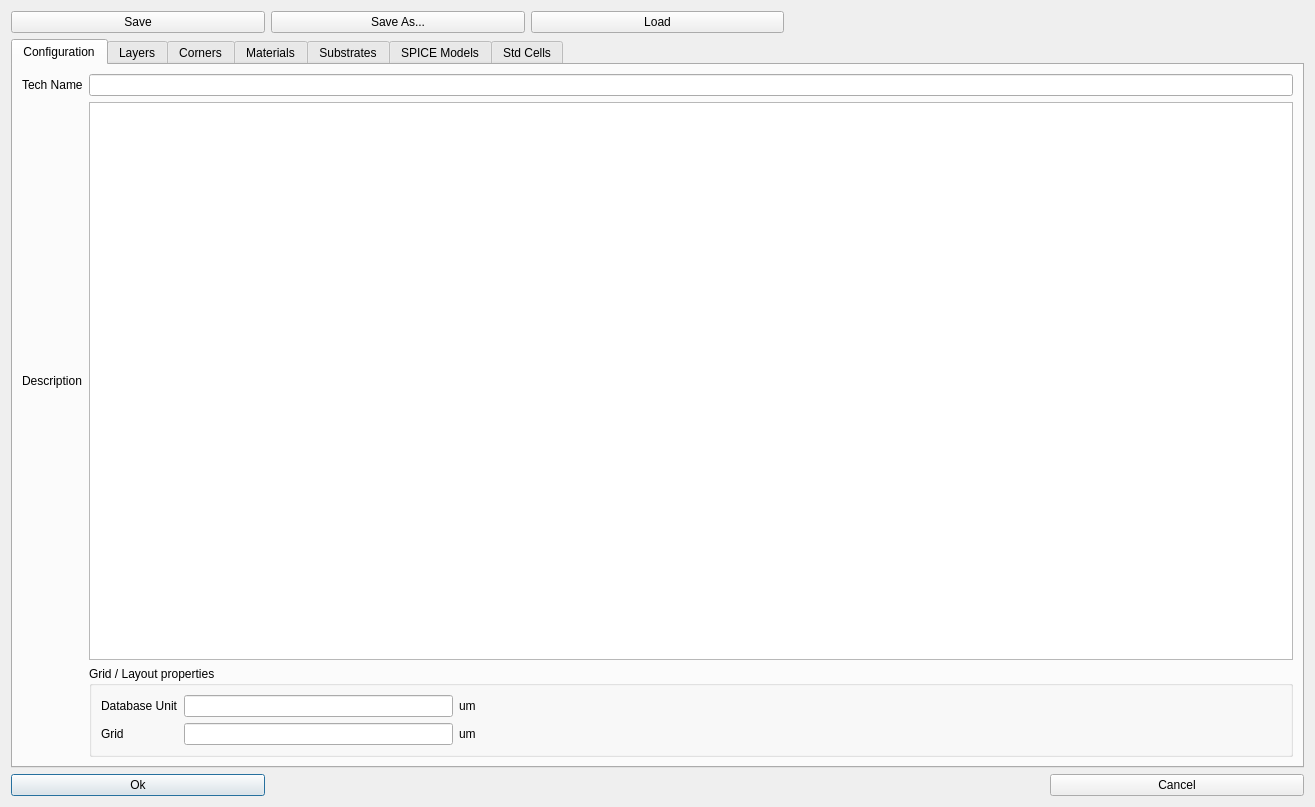
Old version of the form qucs/technologyeditor.ui in the repository ariasensing/qucs-ic.
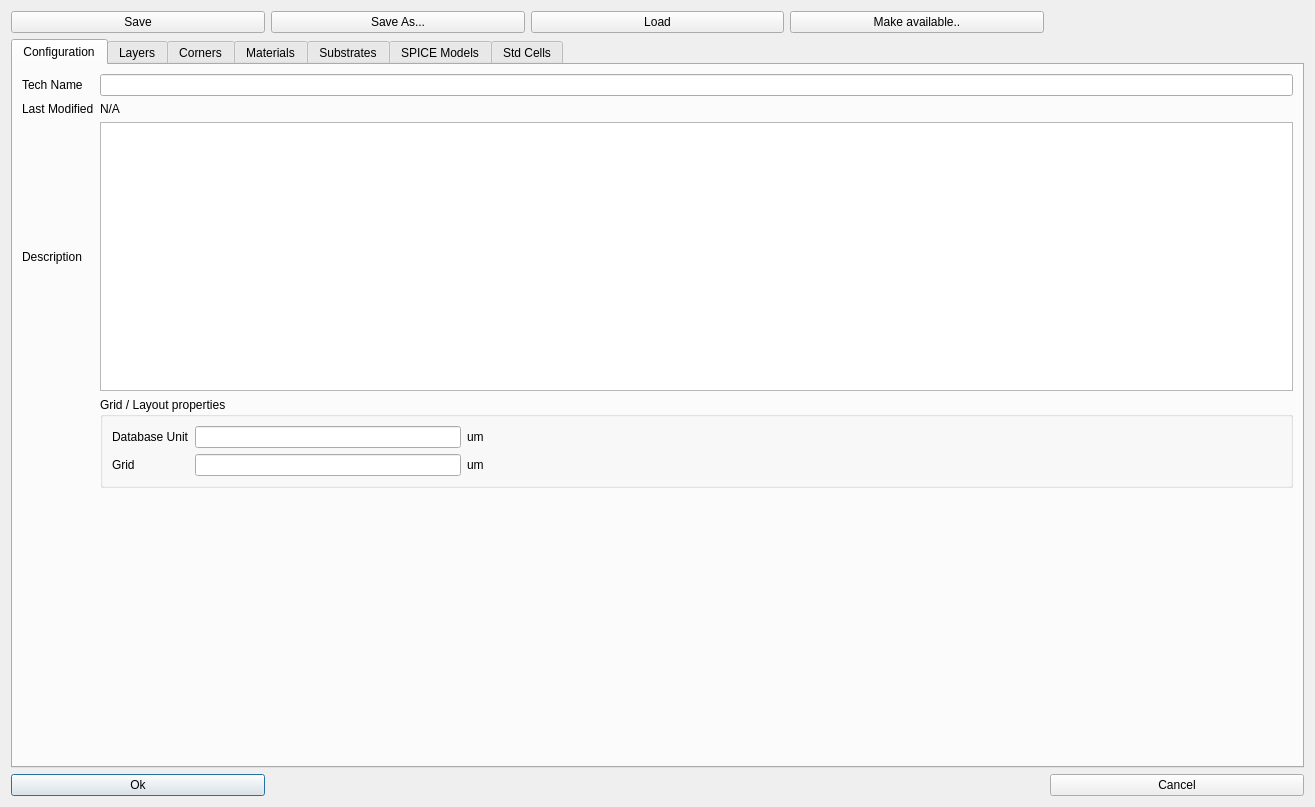
New version of the form. The open tabs and pages were chosen to show the change.

```diff
--- a/qucs/technologyeditor.ui
+++ b/qucs/technologyeditor.ui
@@ -45,17 +45,27 @@
    <item row="1" column="0" colspan="5">
     <widget class="QTabWidget" name="tabWidget">
      <property name="currentIndex">
-      <number>1</number>
+      <number>0</number>
      </property>
      <widget class="QWidget" name="tabConfiguration">
       <attribute name="title">
        <string>Configuration</string>
       </attribute>
       <layout class="QGridLayout" name="gridLayout_6">
-       <item row="2" column="0">
-        <widget class="QLabel" name="label_3">
+       <item row="0" column="2">
+        <widget class="QLineEdit" name="leTechName"/>
+       </item>
+       <item row="1" column="2">
+        <widget class="QLabel" name="lblLastModified">
          <property name="text">
-          <string>Description</string>
+          <string>N/A</string>
+         </property>
+        </widget>
+       </item>
+       <item row="1" column="0">
+        <widget class="QLabel" name="label_10">
+         <property name="text">
+          <string>Last Modified</string>
          </property>
         </widget>
        </item>
@@ -66,12 +76,6 @@
          </property>
         </widget>
        </item>
-       <item row="2" column="2">
-        <widget class="QPlainTextEdit" name="teTechDescription"/>
-       </item>
-       <item row="0" column="2">
-        <widget class="QLineEdit" name="leTechName"/>
-       </item>
        <item row="3" column="2">
         <widget class="QGroupBox" name="groupBox_7">
          <property name="title">
@@ -154,6 +158,29 @@
          </layout>
         </widget>
        </item>
+       <item row="2" column="2">
+        <widget class="QPlainTextEdit" name="teTechDescription"/>
+       </item>
+       <item row="2" column="0">
+        <widget class="QLabel" name="label_3">
+         <property name="text">
+          <string>Description</string>
+         </property>
+        </widget>
+       </item>
+       <item row="4" column="2">
+        <spacer name="verticalSpacer">
+         <property name="orientation">
+          <enum>Qt::Orientation::Vertical</enum>
+         </property>
+         <property name="sizeHint" stdset="0">
+          <size>
+           <width>20</width>
+           <height>40</height>
+          </size>
+         </property>
+        </spacer>
+       </item>
       </layout>
      </widget>
      <widget class="QWidget" name="tabLayer">
@@ -533,6 +560,13 @@
      </property>
     </widget>
    </item>
+   <item row="0" column="3">
+    <widget class="QPushButton" name="btnMakeAvailable">
+     <property name="text">
+      <string>Make available..</string>
+     </property>
+    </widget>
+   </item>
   </layout>
  </widget>
  <resources/>
```
